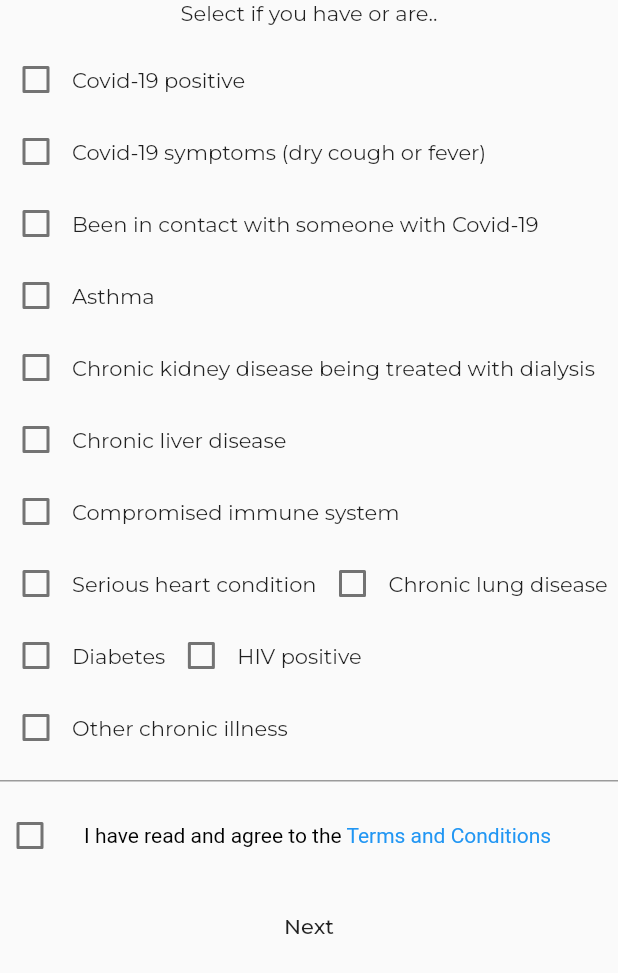
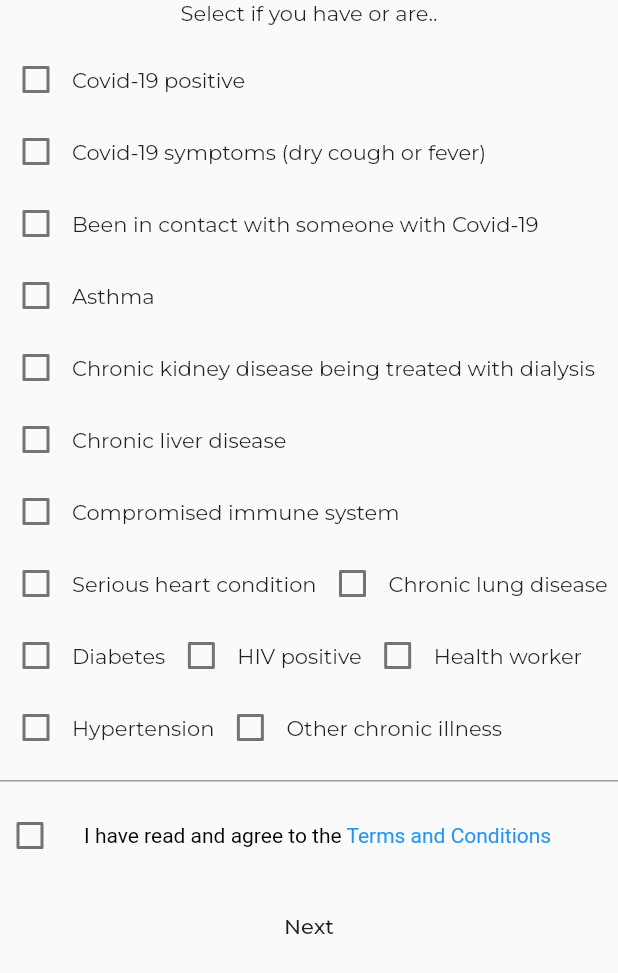
Before and after one commit to solo1g/covid-vaccine-app, a Flutter app: the UserDetailsPage3 widget shown alone on an empty page, opened directly, on a phone screen of 412 x 824 dp. Shown: the top 973 px of the screen. Run offline on Flutter 3.47's test engine with Material 2 defaults, Android fonts, the phone set to English and light mode, and no system bars; drawn by our look-alikes of flutter_form_builder; our stand-ins replace bubble_tab_indicator, cloud_firestore, expandable, firebase_auth, firebase_core, fl_chart and 6 more; accounts and stored records are empty; statements that could not run were skipped; project files that could hold a hidden picture were left out.

Commit message:
Added user detail options of health worker and hypertension

```diff
--- a/lib/screens/UserDetails.dart
+++ b/lib/screens/UserDetails.dart
@@ -485,6 +485,14 @@ class _UserDetailsPage3State extends State<UserDetailsPage3> {
                       value: "hiv",
                     ),
                     FormBuilderFieldOption(
+                      child: Text("Health worker"),
+                      value: "healthworker",
+                    ),
+                    FormBuilderFieldOption(
+                      child: Text("Hypertension"),
+                      value: "hypertension",
+                    ),
+                    FormBuilderFieldOption(
                       child: Text("Other chronic illness"),
                       value: "other",
                     ),
```
